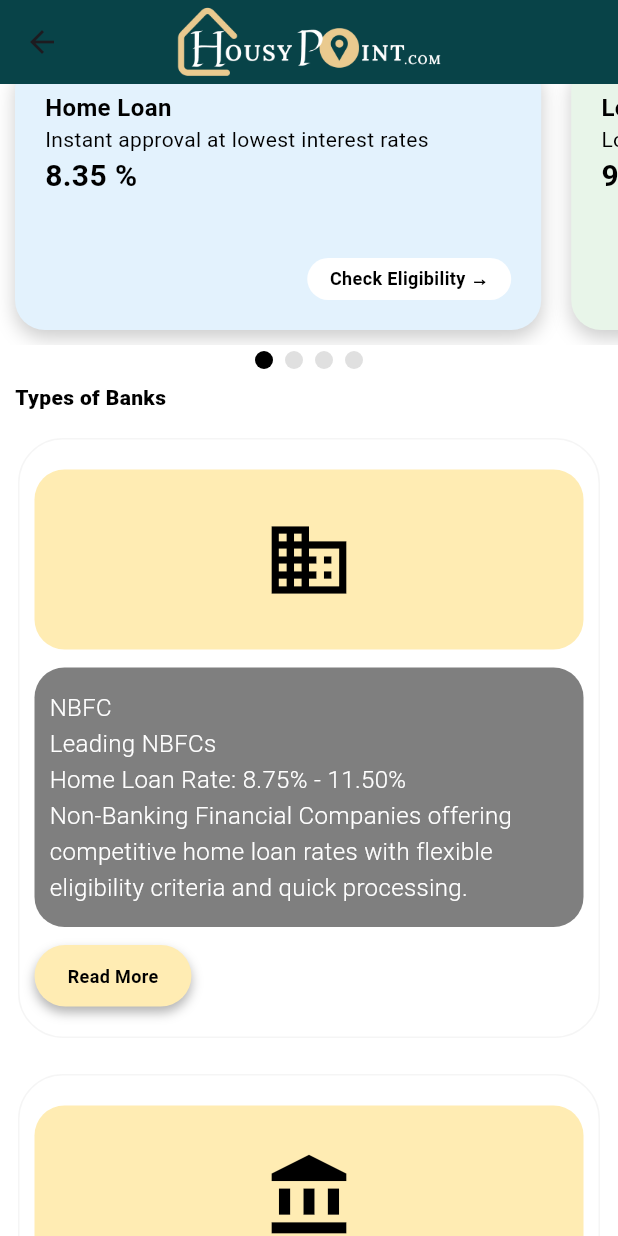
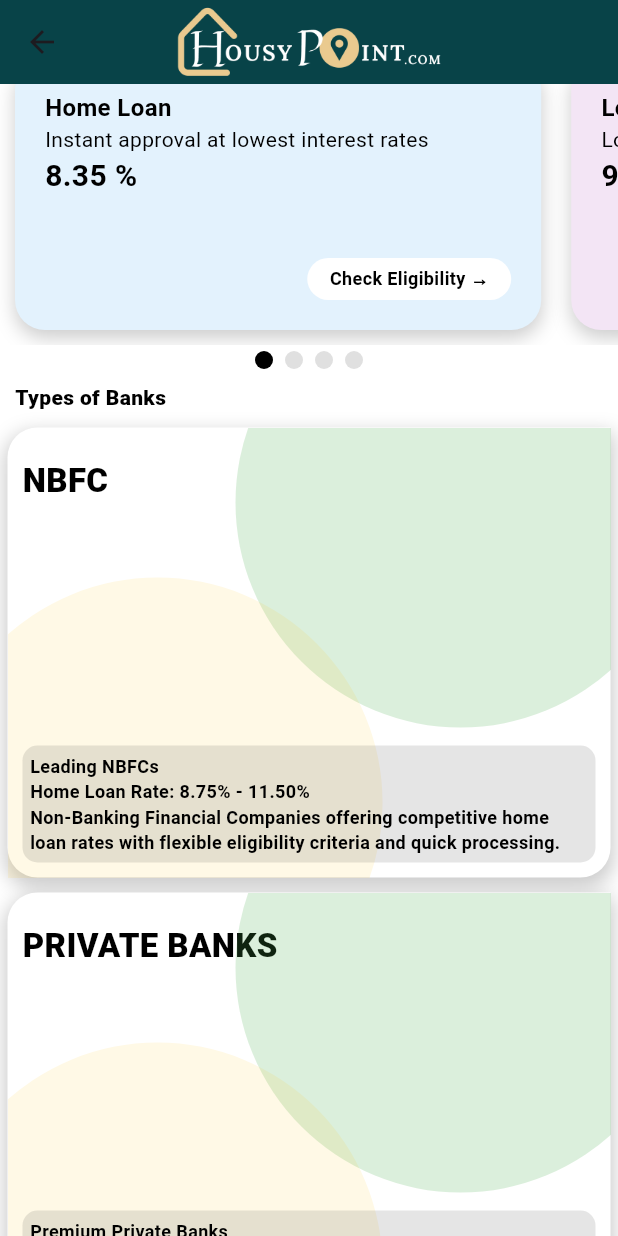
Before and after one commit to prayasjadaun/HousyPoint, a Flutter app: the HomeLoanScreen screen opened directly, scrolled down 576 dp, on a phone screen of 412 x 824 dp. Run offline on Flutter 3.47's test engine with Material 3 defaults, Android fonts, the light colour scheme and no system bars; our stand-ins replace country_picker, fl_chart, flutter_spinkit, google_fonts, google_nav_bar, introduction_screen and 1 more; missing offline and left inert: insta_image_viewer.

Commit message:
Add changes in home loan screen

```diff
--- a/housy_point/lib/main.dart
+++ b/housy_point/lib/main.dart
@@ -11,7 +11,8 @@ import 'package:housy_point/controllers/providers/themeProvider/theme_provider.d
 import 'controllers/providers/homeProvider/home_screen_provider.dart';
 import 'controllers/providers/menuProvider/menu_provider.dart';
 import 'package:provider/provider.dart';
-import 'views/screens/bottomNavBarScreens/home_screen.dart';
+// import 'views/screens/bottomNavBarScreens/home_screen.dart';
+import 'views/screens/homeLoanScreen/home_loan_screen.dart';
 
 void main() {
   runApp(
@@ -67,8 +68,8 @@ class MyApp extends StatelessWidget {
         ),
         themeMode: ThemeMode.system,
         home:
-        // HomeLoanScreen()
-        HomeScreen(),
+        HomeLoanScreen()
+        // HomeScreen(),
         // SplashScreen(),
         );
   }
--- a/housy_point/lib/views/screens/homeLoanScreen/home_loan_screen.dart
+++ b/housy_point/lib/views/screens/homeLoanScreen/home_loan_screen.dart
@@ -38,9 +38,9 @@ class _HomeLoanScreenState extends State<HomeLoanScreen>
   // Define loanCardColors as a list of colors
   final List<Color> loanCardColors = [
     Colors.blue.shade50,
+    Colors.purple.shade50,
+    Colors.orange.shade50,
     Colors.green.shade50,
-    Colors.orange.shade50,
-    Colors.purple.shade50,
   ];
 
   // Define loanCardText as a list of strings
@@ -260,14 +260,13 @@ class _HomeLoanScreenState extends State<HomeLoanScreen>
 
   @override
   Widget build(BuildContext context) {
-    return  _buildHomeLoan();
+    return _buildHomeLoan();
   }
   // _isLoading ? _buildShimmerEffect() :
 
   Widget _buildHomeLoan() {
     return Scaffold(
       appBar: AppBar(
-
         centerTitle: true,
         backgroundColor: const Color(0xFF004240),
         title: Image.asset(
@@ -635,21 +634,23 @@ class _HomeLoanScreenState extends State<HomeLoanScreen>
             Column(
               children: [
                 BanksCustomContainer(
-                  text: 'NBFC\nLeading NBFCs\nHome Loan Rate: 8.75% - 11.50%\n'
+                  text1: "NBFC\n",
+                  text2: 'Leading NBFCs\nHome Loan Rate: 8.75% - 11.50%\n'
                       'Non-Banking Financial Companies offering competitive home loan rates with flexible eligibility criteria and quick processing.',
                   buttonText: 'Read More',
                   icon: Icons.business,
                 ),
                 BanksCustomContainer(
-                  text:
-                      'PRIVATE BANKS\nPremium Private Banks\nHome Loan Rate: 8.50% - 10.75%\n'
+                  text1: "PRIVATE BANKS\n",
+                  text2:
+                      'Premium Private Banks\nHome Loan Rate: 8.50% - 10.75%\n'
                       'Leading private sector banks providing premium banking services with competitive home loan rates and personalized solutions.',
                   buttonText: 'Read More',
                   icon: Icons.account_balance,
                 ),
                 BanksCustomContainer(
-                  text:
-                      'GOVERNMENT BANK\nPublic Sector Banks\nHome Loan Rate: 8.40% - 9.75%\n'
+                  text1: "GOVERNMENT BANK\n",
+                  text2: 'Public Sector Banks\nHome Loan Rate: 8.40% - 9.75%\n'
                       'Government-backed banks offering reliable home loan services with competitive interest rates and maximum security.',
                   buttonText: 'Read More',
                   icon: Icons.verified_user,
@@ -658,11 +659,9 @@ class _HomeLoanScreenState extends State<HomeLoanScreen>
             ),
             // Loan Calculator-----------
             Container(height: 1000, child: LoanCalculator()),
-            SizedBox(height:10),
+            SizedBox(height: 10),
             // Payment Breakdown Widget-------
-            Container(
-              height: 800 ,
-              child: EMIStructureScreen()),
+            Container(height: 800, child: EMIStructureScreen()),
           ],
         ),
       ),
@@ -830,100 +829,97 @@ class BanksCustomContainer extends StatelessWidget {
   const BanksCustomContainer({
     required this.icon,
     required this.buttonText,
-    required this.text,
+    required this.text1,
+    required this.text2,
     super.key,
   });
 
-  final String text;
+  final String text1;
+  final String text2;
   final String buttonText;
   final IconData icon;
 
   @override
   Widget build(BuildContext context) {
     return Container(
-      padding: EdgeInsets.symmetric(horizontal: 10, vertical: 20),
-      height: 400,
-      clipBehavior: Clip.antiAlias,
-      margin: const EdgeInsets.all(12),
+      height: 300,
+      width: double.infinity,
+      margin: EdgeInsets.all(5),
       decoration: BoxDecoration(
-        borderRadius: BorderRadius.circular(30),
         color: Colors.white,
-        border: Border.all(color: Colors.grey.shade100)
-        // gradient: LinearGradient(
-        //   colors: [Colors.white, Colors.black],
-        //   begin: Alignment.topLeft,
-        //   end: Alignment.bottomRight,
-        // ),
-        // boxShadow: [
-        //   BoxShadow(
-        //     color: Colors.black.withOpacity(0.3),
-        //     blurRadius: 15,
-        //     offset: Offset(0, 8),
-        //   ),
-        // ],
+        borderRadius: BorderRadius.only(
+            topRight: Radius.circular(0),
+            topLeft: Radius.circular(20),
+            bottomLeft: Radius.circular(20),
+            bottomRight: Radius.circular(20)),
+        boxShadow: [
+          BoxShadow(
+            color: Colors.black.withOpacity(0.2),
+            blurRadius: 10,
+            spreadRadius: 2,
+            offset: Offset(0, 5),
+          ),
+        ],
       ),
-      child: Column(
-        mainAxisAlignment: MainAxisAlignment.spaceBetween,
-        crossAxisAlignment: CrossAxisAlignment.start,
+      child: Stack(
         children: [
-          Container(
-            height: 120,
-            decoration: BoxDecoration(
-              color: Colors.amber.shade100,
-              borderRadius: BorderRadius.circular(20),
-            ),
-            child: Center(
-              child: Icon(
-                icon,
-                size: 60,
-                color: Colors.black,
-              ),
+          // Heading Text------
+          Positioned(
+              left: 10,
+              top: 20,
+              child: Text(
+                text1,
+                style: TextStyle(
+                    color: Colors.black,
+                    fontWeight: FontWeight.w900,
+                    fontSize: 22),
+              )),
+              // Right Circle Container------
+          Positioned(
+            top: -100,
+            right: -50,
+            child: Container(
+              height: 300,
+              width: 300,
+              decoration: BoxDecoration(
+                  // borderRadius: BorderRadius.circular(20),
+                  shape: BoxShape.circle,
+                  color: Colors.green.withOpacity(0.2)),
             ),
           ),
-          Expanded(
+           // Left Circle Container--------
+          Positioned(
+            left: -100,
+            bottom: -100,
             child: Container(
-              margin: EdgeInsets.symmetric(vertical: 12),
-              padding: EdgeInsets.symmetric(vertical: 15, horizontal: 10),
+              height: 300,
+              width: 400,
               decoration: BoxDecoration(
-                color: Colors.black.withOpacity(0.5),
-                borderRadius: BorderRadius.circular(20),
-              ),
-              child: Text(
-                text,
-                style: TextStyle(
-                  color: Colors.white,
-                  fontSize: 16,
-                  fontWeight: FontWeight.w300,
-                  height: 1.5,
-                ),
-              ),
+                  shape: BoxShape.circle, color: Colors.amber.withOpacity(0.1)),
             ),
           ),
-          InkWell(
-            onTap: () {
-              // Handle button tap
-            },
-            child: AnimatedContainer(
-              duration: Duration(milliseconds: 150),
-              padding: EdgeInsets.symmetric(vertical: 12, horizontal: 22),
+          // Content Text Container--------
+          Positioned(
+            bottom: 10,
+            right: 10,
+            left: 10,
+            child: Container(
+              padding: EdgeInsets.all(5),
               decoration: BoxDecoration(
-                color: Colors.amber.shade100,
-                borderRadius: BorderRadius.circular(25),
-                boxShadow: [
-                  BoxShadow(
-                    color: Colors.black.withOpacity(0.3),
-                    blurRadius: 6,
-                    offset: Offset(0, 4),
+                color: Colors.black.withOpacity(0.1),
+                borderRadius: BorderRadius.circular(10),
+              ),
+              child: Column(
+                mainAxisAlignment: MainAxisAlignment.spaceBetween,
+                children: [
+                  Text(
+                    text2,
+                    style: TextStyle(
+                        color: Colors.black,
+                        fontWeight: FontWeight.bold,
+                        fontSize: 12),
                   ),
                 ],
-              ),
-              child: Text(
-                buttonText,
-                style: TextStyle(
-                  fontSize: 12,
-                  fontWeight: FontWeight.w600,
-                  color: Colors.black,
-                ),
               ),
             ),
           ),
```
